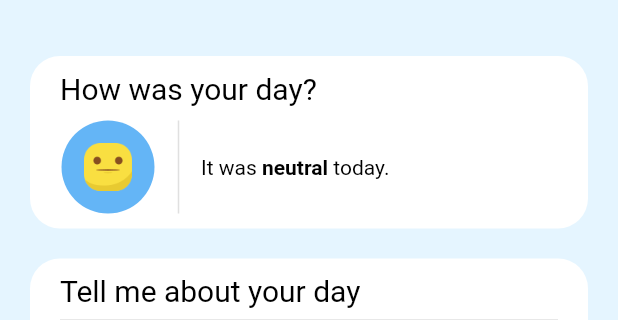
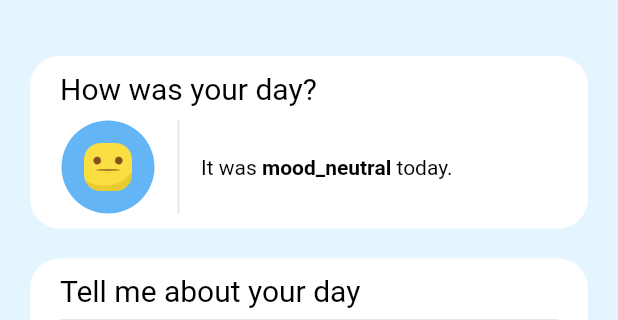
Before and after one commit to VGHao/flutter_memories, a Flutter app: the screen it shows after launch, item 2 of the bottom bar chosen, on a phone screen of 412 x 824 dp, the part 58-378 px from its top. Run offline on Flutter 3.47's test engine with Material 2 defaults, Android fonts, the phone set to English and light mode, and no system bars; drawn by our look-alikes of dotted_border; our stand-ins replace another_flushbar, carousel_slider, connectivity_plus, dropdown_button2, easy_localization, flutter_html and 9 more; missing offline and left inert: confirm_dialog, easy_image_viewer, flutter_quill; accounts and stored records are empty.

Commit message:
Update constants.dart

```diff
--- a/lib/constants.dart
+++ b/lib/constants.dart
@@ -8,9 +8,9 @@ List<String> moodIconList = [
   'assets/images/mood_excited.png',
 ];
 List<String> moodList = [
-  'mood_heartbroken'.tr(),
-  'mood_unhappy'.tr(),
-  'mood_neutral'.tr(),
-  'mood_happy'.tr(),
-  'mood_delighted'.tr(),
+  'mood_heartbroken',
+  'mood_unhappy',
+  'mood_neutral',
+  'mood_happy',
+  'mood_delighted',
 ];
```
